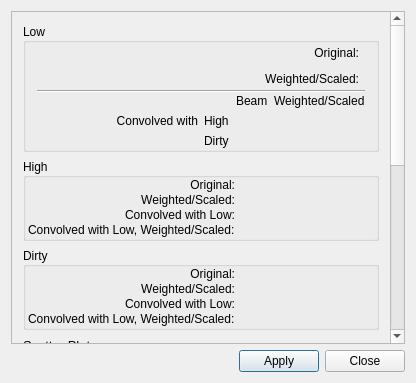
Above: code/guitools/Feather/PreferencesColor.ui from radio-astro/casa before the change. Below: the same form after it.
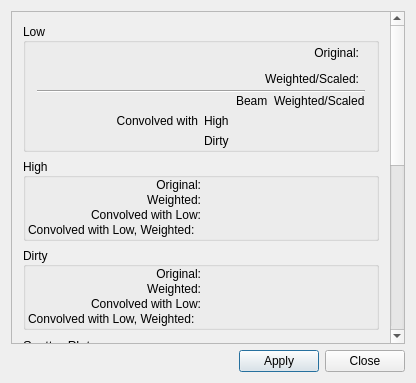
That is the form after the change.

Commit message: New Development: No             JIRA Issue: No         Ready for Test: No      Interface Changes: No What Interface Changed: Please list interface changes          Test Programs: List test programs   Put in Release Notes: No              Module(s): Module Names change impacts.            Description: Changes to Feather GUI labels.

Patch:
```diff
--- a/code/guitools/Feather/PreferencesColor.ui
+++ b/code/guitools/Feather/PreferencesColor.ui
@@ -32,9 +32,9 @@
       <property name="geometry">
        <rect>
         <x>0</x>
-        <y>-402</y>
+        <y>-105</y>
         <width>378</width>
-        <height>728</height>
+        <height>796</height>
        </rect>
       </property>
       <layout class="QVBoxLayout" name="verticalLayout_3">
@@ -250,7 +250,7 @@
           <item row="1" column="0">
            <widget class="QLabel" name="label_13">
             <property name="text">
-             <string>Weighted/Scaled:</string>
+             <string>Weighted:</string>
             </property>
             <property name="alignment">
              <set>Qt::AlignRight|Qt::AlignTrailing|Qt::AlignVCenter</set>
@@ -276,7 +276,7 @@
           <item row="3" column="0">
            <widget class="QLabel" name="label_19">
             <property name="text">
-             <string>Convolved with Low, Weighted/Scaled:</string>
+             <string>Convolved with Low, Weighted:</string>
             </property>
            </widget>
           </item>
@@ -326,7 +326,7 @@
           <item row="1" column="0">
            <widget class="QLabel" name="label_21">
             <property name="text">
-             <string>Weighted/Scaled:</string>
+             <string>Weighted:</string>
             </property>
             <property name="alignment">
              <set>Qt::AlignRight|Qt::AlignTrailing|Qt::AlignVCenter</set>
@@ -352,7 +352,7 @@
           <item row="3" column="0">
            <widget class="QLabel" name="label_24">
             <property name="text">
-             <string>Convolved with Low, Weighted/Scaled:</string>
+             <string>Convolved with Low, Weighted:</string>
             </property>
            </widget>
           </item>
```
Left out of the diff: 2 changed lines with no effect on the pictures. The commit also changes 1 other file.
